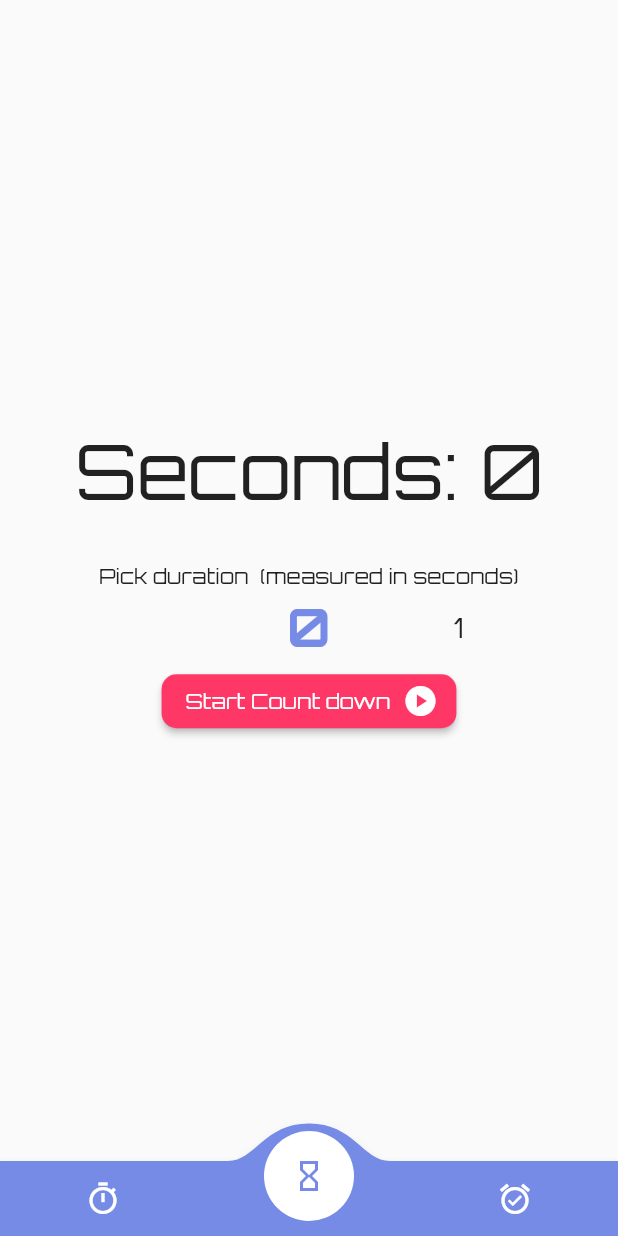
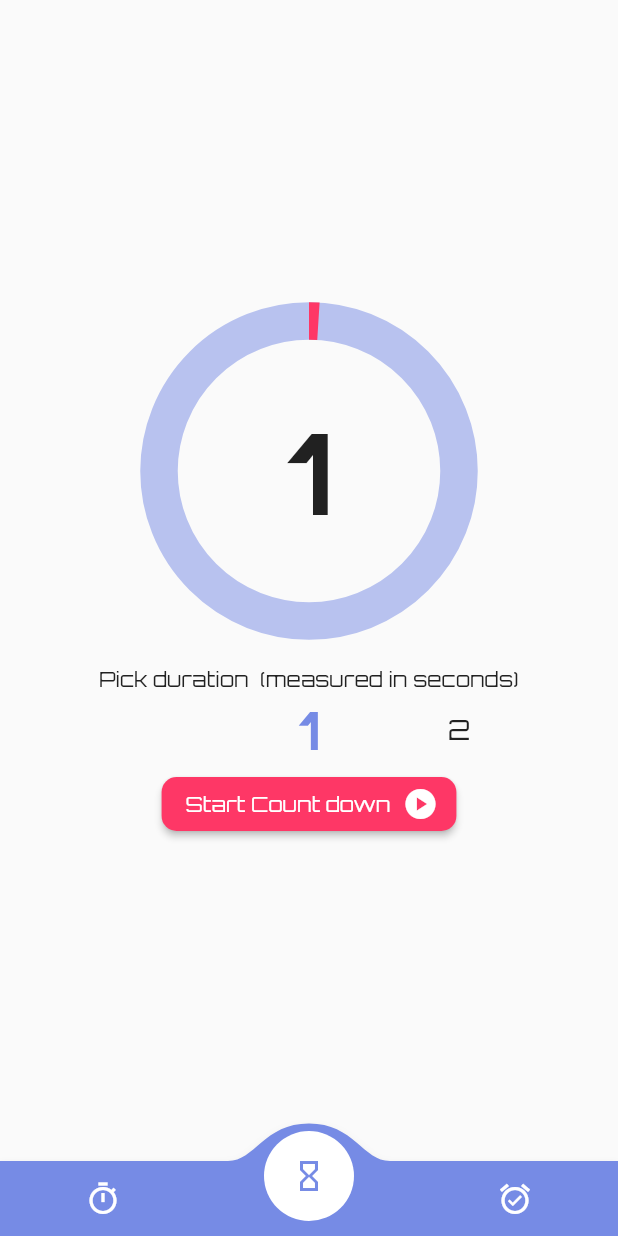
Before and after one commit to Atuoha/fl_stopwatch, a Flutter app: the screen it shows after launch, item 2 of the bottom bar chosen, on a phone screen of 412 x 824 dp. Run offline on Flutter 3.47's test engine with Material 2 defaults, Android fonts, the phone set to English and light mode, and no system bars; drawn by our look-alikes of convex_bottom_bar, numberpicker; our stand-ins replace confetti.

Commit message:
full impl of countdown using a circle-progress-indicator

```diff
--- a/lib/screens/countdown.dart
+++ b/lib/screens/countdown.dart
@@ -19,11 +19,12 @@ class _CountDownState extends State<CountDown> {
   final ConfettiController confettiController = ConfettiController();
   Duration duration = const Duration();
   Timer? timer;
-  int seconds = 0;
+  int seconds = 1;
   bool isFirstRun = true;
   bool isStarted = false;
   bool isPlaying = false;
   bool isCompleted = false;
+  int maxValue = 100;
 
   @override
   void initState() {
@@ -42,6 +43,7 @@ class _CountDownState extends State<CountDown> {
     setState(() {
       if (duration.inSeconds != 0) {
         duration -= const Duration(seconds: 1);
+        seconds--;
       } else {
         setState(() {
           isCompleted = true;
@@ -89,7 +91,7 @@ class _CountDownState extends State<CountDown> {
       isPlaying = false;
       isStarted = false;
       isCompleted = false;
-      seconds = 0;
+      seconds = 1;
       duration = Duration(seconds: seconds);
     });
     timer!.cancel();
@@ -120,19 +122,56 @@ class _CountDownState extends State<CountDown> {
                     ),
                     const Text(
                       'Count Down Completed! 🎉🎊',
-                      style: TextStyle(fontSize: 20),
+                      style: TextStyle(
+                        fontSize: 20,
+                        fontWeight: FontWeight.bold,
+                      ),
+                    ),
+                    Text(
+                      'Duration: $seconds seconds',
+                      style: const TextStyle(
+                        fontSize: 18,
+                        fontWeight: FontWeight.bold,
+                      ),
                     ),
                   ],
                 )
-              : Text(
-                  'Seconds: ${duration.inSeconds}',
-                  style: const TextStyle(fontSize: 50),
+              : SizedBox(
+            height:200,
+                width: 200,
+                child: Stack(
+                    fit: StackFit.expand,
+                    children: [
+                      CircularProgressIndicator(
+                        strokeWidth: 25,
+                        value: seconds/maxValue,
+                        color: accentColor,
+                        backgroundColor:  litePrimary,
+                      ),
+                      Center(
+                        child: Text(
+                          '${duration.inSeconds}',
+                          style: const TextStyle(
+                            fontSize: 75,
+                            fontWeight: FontWeight.bold,
+                          ),
+                        ),
+                      )
+                    ],
+                  ),
               ),
           const SizedBox(height: 30),
           if (isStarted) ...[
             Row(
               mainAxisAlignment: MainAxisAlignment.center,
               children: [
+                if (isCompleted) ...[
+                  BuildElevatedButton(
+                    icon: Icons.check_circle,
+                    title: 'Start a new one',
+                    fnc: () => cancelCountDown(),
+                  )
+                ] else ...[
                   BuildElevatedButton(
                     icon: Icons.restart_alt,
                     title: 'Restart',
@@ -144,9 +183,7 @@ class _CountDownState extends State<CountDown> {
                         ? Icons.stop_circle_outlined
                         : Icons.play_circle,
                     title: isPlaying ? 'Stop' : 'Play',
-                  fnc: () => isPlaying
-                      ? stopCountDown()
-                      : startCountDown(),
+                    fnc: () => isPlaying ? stopCountDown() : startCountDown(),
                   ),
                   const SizedBox(width: 10),
                   isPlaying
@@ -156,6 +193,7 @@ class _CountDownState extends State<CountDown> {
                           fnc: () => cancelCountDown(),
                         )
                       : const SizedBox.shrink(),
+                ]
               ],
             )
           ] else ...[
@@ -168,8 +206,8 @@ class _CountDownState extends State<CountDown> {
             NumberPicker(
               axis: Axis.horizontal,
               value: seconds,
-              minValue: 0,
-              maxValue: 100,
+              minValue: 1,
+              maxValue: maxValue,
               textStyle: const TextStyle(fontSize: 18),
               selectedTextStyle: const TextStyle(
                 fontSize: 35,
--- a/lib/screens/stopwatch.dart
+++ b/lib/screens/stopwatch.dart
@@ -64,11 +64,11 @@ class _StopWatchState extends State<StopWatch> {
     });
   }
 
-  // @override
-  // void dispose() {
-  //   super.dispose();
-  //   timer!.cancel();
-  // }
+  @override
+  void dispose() {
+    super.dispose();
+    timer?.cancel();
+  }
 
   @override
   Widget build(BuildContext context) {
```
Lines whose indentation alone changed are shown as unchanged.
